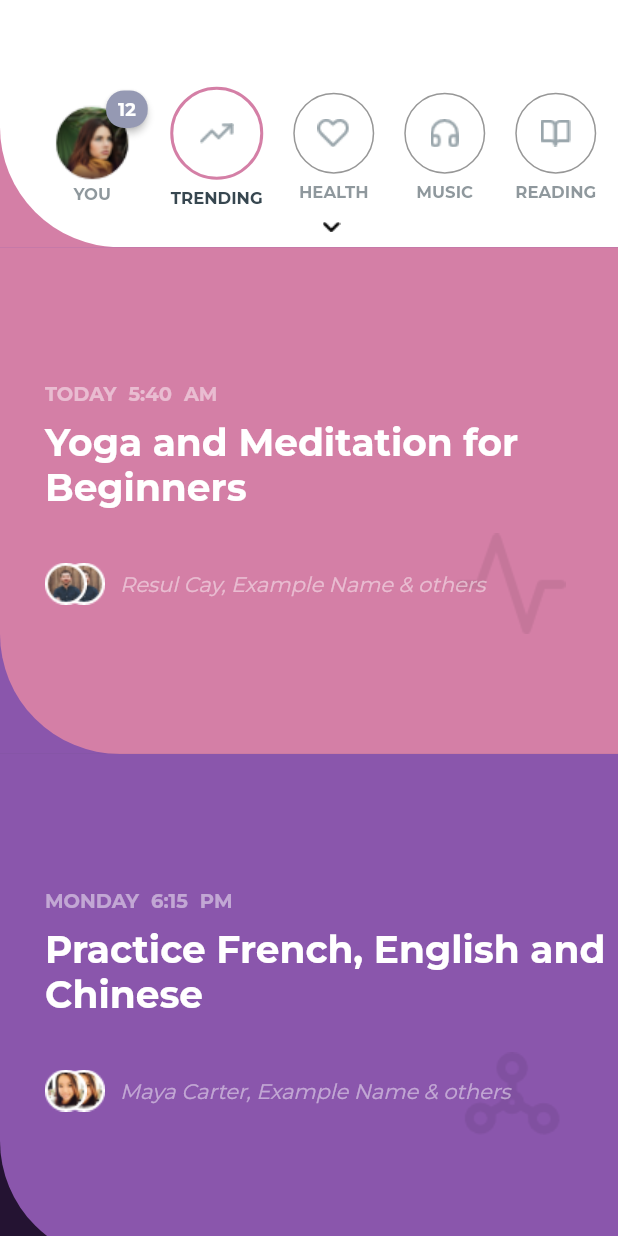
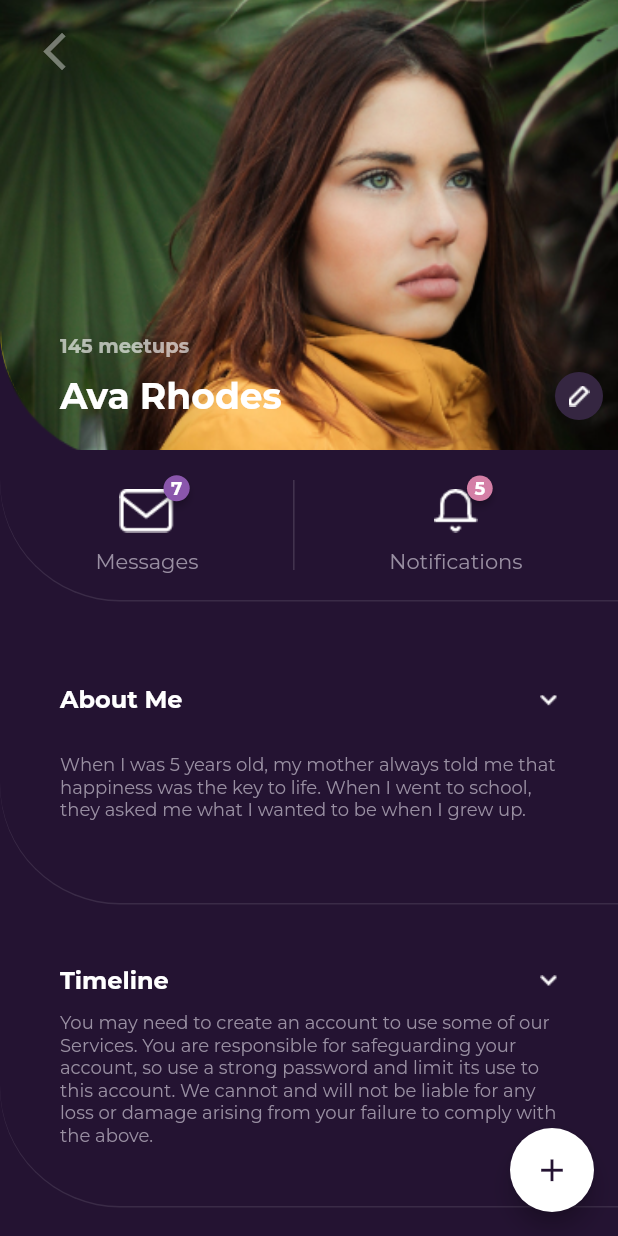
Before and after one commit to resulcay/social_meet_up, a Flutter app: the screen it shows after launch, on a phone screen of 412 x 824 dp. Run offline on Flutter 3.47's test engine with Material 2 defaults, Android fonts, the light colour scheme and no system bars; drawn by our look-alikes of badges.

Commit message:
profile screen added

```diff
--- a/lib/constants.dart
+++ b/lib/constants.dart
@@ -17,6 +17,8 @@ const Color kDarkestPurple = Color(0xFF241332);
 const Color kDarkPink = Color(0xFF8A56AC);
 const Color kNormalPink = Color(0xFFD47FA6);
 const Color kDeepBlue = Color(0xFF374750);
+const Color kNormalGrey = Color(0xFF817889);
+const Color kDarkGrey = Color(0xFF998FA2);
 const Color kGrey = Color(0xFF979797);
 
 // Constant TextStyles
--- a/lib/main.dart
+++ b/lib/main.dart
@@ -1,9 +1,9 @@
 import 'package:flutter/material.dart';
 import 'package:provider/provider.dart';
 import 'package:social_meet_up/providers/app_bar_provider.dart';
+import 'package:social_meet_up/screens/profile_screen/profile_screen.dart';
 
 import 'providers/index_provider.dart';
-import 'screens/home_screen/home_screen.dart';
 
 void main() {
   runApp(const MyApp());
@@ -26,7 +26,7 @@ class MyApp extends StatelessWidget {
           fontFamily: "Montserrat",
           visualDensity: VisualDensity.adaptivePlatformDensity,
         ),
-        home: const HomeScreen(),
+        home: const ProfileScreen(),
         // home: const OnboardingScreen(),
       ),
     );
--- a/lib/screens/home_screen/components/custom_sliver_app_bar.dart
+++ b/lib/screens/home_screen/components/custom_sliver_app_bar.dart
@@ -87,7 +87,11 @@ class _CustomSliverAppBarState extends State<CustomSliverAppBar>
               children: [
                 Column(
                   children: [
-                    Padding(
+                    GestureDetector(
+                      onTap: () {
+                        // TODO : Navigate to Profile Screen.
+                      },
+                      child: Padding(
                         padding: const EdgeInsets.only(bottom: 10),
                         child: Column(
                           mainAxisAlignment: MainAxisAlignment.end,
@@ -128,6 +132,7 @@ class _CustomSliverAppBarState extends State<CustomSliverAppBar>
                               ),
                             )
                           ],
+                        ),
                       ),
                     ),
                     Column(
@@ -242,7 +247,11 @@ class _CustomSliverAppBarState extends State<CustomSliverAppBar>
                     physics: const BouncingScrollPhysics(),
                     child: Row(
                       children: [
-                        Padding(
+                        GestureDetector(
+                          onTap: () {
+                            // TODO : Navigate to Profile Screen.
+                          },
+                          child: Padding(
                             padding: const EdgeInsets.only(right: 15, top: 8),
                             child: Column(
                               mainAxisAlignment: MainAxisAlignment.end,
@@ -255,8 +264,8 @@ class _CustomSliverAppBarState extends State<CustomSliverAppBar>
                                   badgeColor: kWhitePurple,
                                   borderRadius: BorderRadius.circular(12),
                                   badgeContent: Padding(
-                                  padding:
-                                      const EdgeInsets.symmetric(horizontal: 3),
+                                    padding: const EdgeInsets.symmetric(
+                                        horizontal: 3),
                                     child: Text(
                                       widget.badgeText,
                                       style: const TextStyle(
@@ -286,6 +295,7 @@ class _CustomSliverAppBarState extends State<CustomSliverAppBar>
                                   ),
                                 )
                               ],
+                            ),
                           ),
                         ),
                         Row(
--- /dev/null
+++ b/lib/screens/profile_screen/components/profile_state_component.dart
@@ -0,0 +1,60 @@
+import 'package:badges/badges.dart';
+import 'package:flutter/material.dart';
+
+import '../../../constants.dart';
+
+class ProfileStateComponent extends StatelessWidget {
+  final Color badgeColor;
+  final String badgeText;
+  final String iconPath;
+  final String componentText;
+  final Function() function;
+  const ProfileStateComponent(
+      {Key? key,
+      required this.badgeText,
+      required this.iconPath,
+      required this.componentText,
+      required this.badgeColor,
+      required this.function})
+      : super(key: key);
+
+  @override
+  Widget build(BuildContext context) {
+    return GestureDetector(
+      onTap: function,
+      child: Column(
+        mainAxisAlignment: MainAxisAlignment.end,
+        children: [
+          Badge(
+            badgeColor: badgeColor,
+            shape: BadgeShape.circle,
+            badgeContent: Text(
+              badgeText,
+              style: const TextStyle(
+                fontSize: 12,
+                fontWeight: FontWeight.bold,
+                color: kNormalWhite,
+              ),
+            ),
+            child: Padding(
+              padding: const EdgeInsets.only(top: 5),
+              child: Image.asset(iconPath),
+            ),
+          ),
+          Padding(
+            padding: const EdgeInsets.symmetric(
+              vertical: 10,
+            ),
+            child: Text(
+              componentText,
+              style: Theme.of(context).textTheme.headline5!.copyWith(
+                    color: kDarkGrey,
+                    fontSize: 14,
+                  ),
+            ),
+          )
+        ],
+      ),
+    );
+  }
+}
--- /dev/null
+++ b/lib/screens/profile_screen/components/profile_text_component.dart
@@ -0,0 +1,72 @@
+import 'package:flutter/material.dart';
+
+import '../../../constants.dart';
+
+class ProfileTextComponent extends StatelessWidget {
+  final String title;
+  final String description;
+  final String iconPath;
+  final Function() function;
+  const ProfileTextComponent({
+    Key? key,
+    required this.title,
+    required this.description,
+    required this.function,
+    required this.iconPath,
+  }) : super(key: key);
+
+  @override
+  Widget build(BuildContext context) {
+    return Container(
+      height: 200,
+      decoration: BoxDecoration(
+        color: kDarkestPurple,
+        borderRadius: const BorderRadius.only(
+          bottomLeft: Radius.circular(80),
+        ),
+        boxShadow: [
+          BoxShadow(
+            color: kNormalWhite.withOpacity(.1),
+            offset: const Offset(0, 1),
+          ),
+        ],
+      ),
+      child: Padding(
+        padding: const EdgeInsets.all(40),
+        child: Column(
+          mainAxisAlignment: MainAxisAlignment.spaceEvenly,
+          children: [
+            Padding(
+              padding: const EdgeInsets.only(bottom: 10),
+              child: Row(
+                mainAxisAlignment: MainAxisAlignment.spaceBetween,
+                children: [
+                  Text(
+                    title,
+                    style: const TextStyle(
+                      fontSize: 16,
+                      fontWeight: FontWeight.bold,
+                      color: kNormalWhite,
+                    ),
+                  ),
+                  GestureDetector(
+                    onTap: function,
+                    child: Image.asset(iconPath),
+                  )
+                ],
+              ),
+            ),
+            Text(
+              description,
+              style: Theme.of(context).textTheme.headline3!.copyWith(
+                    fontSize: 12,
+                    color: kDarkGrey,
+                    fontWeight: FontWeight.w500,
+                  ),
+            )
+          ],
+        ),
+      ),
+    );
+  }
+}
--- /dev/null
+++ b/lib/screens/profile_screen/profile_screen.dart
@@ -0,0 +1,209 @@
+import 'package:flutter/material.dart';
+
+import '../../constants.dart';
+import 'components/profile_state_component.dart';
+import 'components/profile_text_component.dart';
+
+class ProfileScreen extends StatelessWidget {
+  const ProfileScreen({super.key});
+
+  @override
+  Widget build(BuildContext context) {
+    return Scaffold(
+      backgroundColor: kDarkestPurple,
+      floatingActionButton: FloatingActionButton(
+        backgroundColor: kNormalWhite,
+        onPressed: () {},
+        child: IconButton(
+          onPressed: () {},
+          icon: const Icon(
+            Icons.add,
+            size: 25,
+            color: kDarkestPurple,
+          ),
+        ),
+      ),
+      body: SingleChildScrollView(
+        child: Column(
+          children: [
+            Column(
+              children: [
+                Container(
+                  height: 300,
+                  width: double.infinity,
+                  decoration: const BoxDecoration(
+                    color: Colors.amber,
+                    borderRadius: BorderRadius.only(
+                      bottomLeft: Radius.circular(80),
+                    ),
+                  ),
+                  child: Stack(
+                    fit: StackFit.expand,
+                    children: [
+                      GestureDetector(
+                        onTap: () {
+                          // TODO : Change Profile Picture.
+                        },
+                        child: Image.asset(
+                          "assets/images/ava.png",
+                          fit: BoxFit.cover,
+                        ),
+                      ),
+                      SafeArea(
+                        child: Padding(
+                          padding: const EdgeInsets.all(10),
+                          child: Column(
+                            mainAxisAlignment: MainAxisAlignment.spaceBetween,
+                            crossAxisAlignment: CrossAxisAlignment.start,
+                            children: [
+                              Padding(
+                                padding: const EdgeInsets.only(left: 10),
+                                child: IconButton(
+                                  onPressed: () {
+                                    // TODO : Route to Home Screen.
+                                  },
+                                  icon: Icon(
+                                    Icons.arrow_back_ios,
+                                    color: kNormalWhite.withOpacity(.4),
+                                    size: 30,
+                                  ),
+                                ),
+                              ),
+                              Padding(
+                                padding: const EdgeInsets.only(
+                                  left: 30,
+                                  bottom: 10,
+                                ),
+                                child: Column(
+                                  mainAxisAlignment: MainAxisAlignment.start,
+                                  crossAxisAlignment: CrossAxisAlignment.start,
+                                  children: [
+                                    Padding(
+                                      padding:
+                                          const EdgeInsets.only(bottom: 10),
+                                      child: Text(
+                                        "145 meetups",
+                                        style: TextStyle(
+                                          fontSize: 13,
+                                          fontWeight: FontWeight.w600,
+                                          color: kNormalWhite.withOpacity(.63),
+                                        ),
+                                      ),
+                                    ),
+                                    Row(
+                                      mainAxisAlignment:
+                                          MainAxisAlignment.spaceBetween,
+                                      children: [
+                                        const Text(
+                                          "Ava Rhodes",
+                                          style: TextStyle(
+                                            fontSize: 24,
+                                            fontWeight: FontWeight.bold,
+                                            color: kNormalWhite,
+                                          ),
+                                        ),
+                                        GestureDetector(
+                                          onTap: () {
+                                            // TODO : Route to Edit Profile Screen.
+                                          },
+                                          child: Container(
+                                            height: 32,
+                                            width: 32,
+                                            decoration: const BoxDecoration(
+                                              shape: BoxShape.circle,
+                                              color: kDarkPurple,
+                                            ),
+                                            child: Image.asset(
+                                              "assets/images/pen.png",
+                                            ),
+                                          ),
+                                        ),
+                                      ],
+                                    )
+                                  ],
+                                ),
+                              )
+                            ],
+                          ),
+                        ),
+                      )
+                    ],
+                  ),
+                ),
+                Container(
+                  height: 100,
+                  decoration: BoxDecoration(
+                    color: kDarkestPurple,
+                    borderRadius: const BorderRadius.only(
+                      bottomLeft: Radius.circular(80),
+                    ),
+                    boxShadow: [
+                      BoxShadow(
+                        color: kNormalWhite.withOpacity(.1),
+                        offset: const Offset(0, 1),
+                      ),
+                    ],
+                  ),
+                  child: Padding(
+                    padding: const EdgeInsets.all(8.0),
+                    child: Row(
+                      mainAxisAlignment: MainAxisAlignment.spaceEvenly,
+                      crossAxisAlignment: CrossAxisAlignment.center,
+                      children: [
+                        ProfileStateComponent(
+                          badgeColor: kDarkPink,
+                          badgeText: "7",
+                          iconPath: "assets/images/mailbox.png",
+                          componentText: "Messages",
+                          function: () {
+                            // TODO : Route to Messages Screen.
+                          },
+                        ),
+                        Padding(
+                          padding: const EdgeInsets.symmetric(vertical: 12),
+                          child: VerticalDivider(
+                            color: kNormalGrey.withOpacity(.5),
+                          ),
+                        ),
+                        ProfileStateComponent(
+                          badgeColor: kNormalPink,
+                          badgeText: "5",
+                          iconPath: "assets/images/bell.png",
+                          componentText: "Notifications",
+                          function: () {
+                            // TODO : Route to  Notification Screen.
+                          },
+                        ),
+                      ],
+                    ),
+                  ),
+                ),
+              ],
+            ),
+            const SizedBox(height: 2),
+            ProfileTextComponent(
+              title: "About Me",
+              description:
+                  "When I was 5 years old, my mother always told me that happiness was the key to life. When I went to school, they asked me what I wanted to be when I grew up. ",
+              iconPath: "assets/images/arrow-2.png",
+              function: () {
+                // TODO : Expand content.
+              },
+            ),
+            const SizedBox(height: 2),
+            ProfileTextComponent(
+              title: "Timeline",
+              description:
+                  "You may need to create an account to use some of our Services. You are responsible for safeguarding your account, so use a strong password and limit its use to this account. We cannot and will not be liable for any loss or damage arising from your failure to comply with the above.",
+              iconPath: "assets/images/arrow-2.png",
+              function: () {
+                // TODO : Expand content.
+              },
+            ),
+            const SizedBox(height: 50),
+          ],
+        ),
+      ),
+    );
+  }
+}
```
Also changed, not shown: assets/images/arrow-2.png (added), assets/images/ava.png (added), assets/images/bell.png (added), assets/images/mailbox.png (added), assets/images/pen.png (added). Lines whose indentation alone changed are shown as unchanged.
